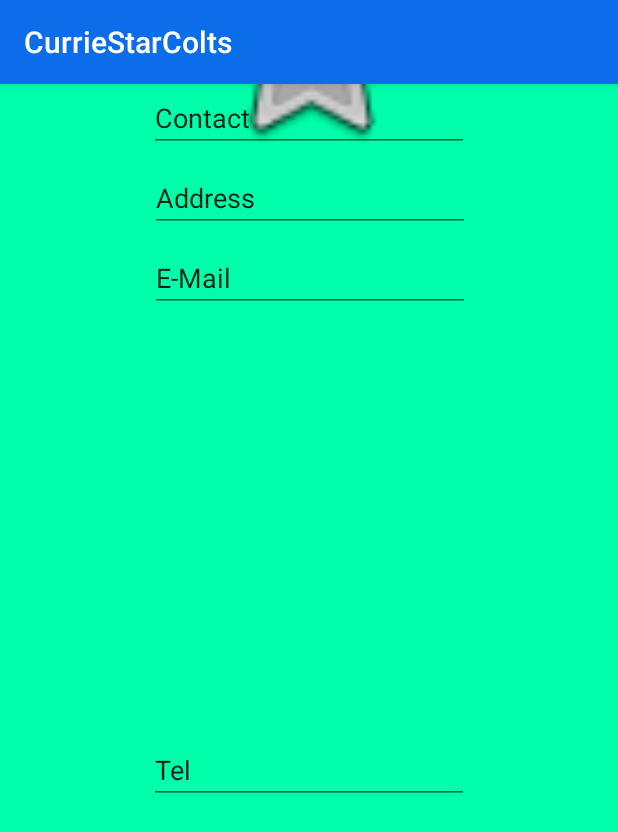
After one commit to Gdoran1/Android_project, an Android app: the ProfileActivity screen opened directly, with no data from a screen before it, on a phone screen of 412 x 824 dp. The commit adds this screen. Shown: the top 832 px of the screen. Run offline under Robolectric (Android 15) with nearby library versions, the phone set to English and light mode, and no system bars.

Commit message:
profile pages started

```diff
--- a/app/src/main/AndroidManifest.xml
+++ b/app/src/main/AndroidManifest.xml
@@ -2,9 +2,7 @@
 <manifest xmlns:android="http://schemas.android.com/apk/res/android"
     package="com.example.graemedoran.curriestarcolts">
 
-
-    <!--<uses-permission android:name="android.permission.ACCESS_FINE_LOCATION" />-->
-
+    <!-- <uses-permission android:name="android.permission.ACCESS_FINE_LOCATION" /> -->
     <application
         android:allowBackup="true"
         android:icon="@mipmap/ic_launcher"
@@ -21,6 +19,7 @@
             </intent-filter>
         </activity>
         <activity android:name=".Controllers.SquadActivity" />
+        <activity android:name=".Controllers.ProfileActivity"></activity>
     </application>
 
 </manifest>
--- a/app/src/main/java/com/example/graemedoran/curriestarcolts/Controllers/CurriestarAdaptor.java
+++ b/app/src/main/java/com/example/graemedoran/curriestarcolts/Controllers/CurrieStarAdaptor.java
@@ -16,10 +16,10 @@ import java.util.ArrayList;
  * Created by graemedoran on 21/11/2017.
  */
 
-public class CurriestarAdaptor extends ArrayAdapter<Player> {
+public class CurrieStarAdaptor extends ArrayAdapter<Player> {
 
 
-    public CurriestarAdaptor(Context context, ArrayList<Player> squads) {
+    public CurrieStarAdaptor(Context context, ArrayList<Player> squads) {
         super(context, 0, squads);
     }
 
--- /dev/null
+++ b/app/src/main/java/com/example/graemedoran/curriestarcolts/Controllers/ProfileActivity.java
@@ -0,0 +1,16 @@
+package com.example.graemedoran.curriestarcolts.Controllers;
+
+import android.os.Bundle;
+import android.support.v7.app.AppCompatActivity;
+
+import com.example.graemedoran.curriestarcolts.R;
+
+public class ProfileActivity extends AppCompatActivity {
+
+    @Override
+    protected void onCreate(Bundle savedInstanceState) {
+        super.onCreate(savedInstanceState);
+        setContentView(R.layout.activity_profile);
+
+    }
+}
--- /dev/null
+++ b/app/src/main/res/layout/activity_profile.xml
@@ -0,0 +1,98 @@
+<?xml version="1.0" encoding="utf-8"?>
+<android.support.constraint.ConstraintLayout xmlns:android="http://schemas.android.com/apk/res/android"
+    xmlns:app="http://schemas.android.com/apk/res-auto"
+    xmlns:tools="http://schemas.android.com/tools"
+    android:layout_width="match_parent"
+    android:layout_height="match_parent"
+    tools:context="com.example.graemedoran.curriestarcolts.Controllers.ProfileActivity"
+    android:background="#00ffaa">
+
+    <EditText
+        android:id="@+id/editText_name"
+        android:layout_width="wrap_content"
+        android:layout_height="wrap_content"
+        android:layout_marginBottom="8dp"
+        android:layout_marginEnd="8dp"
+        android:layout_marginStart="8dp"
+        android:ems="10"
+        android:inputType="textPersonName"
+        android:text="Name"
+        app:layout_constraintBottom_toTopOf="@+id/editText_contact"
+        app:layout_constraintEnd_toEndOf="parent"
+        app:layout_constraintHorizontal_bias="0.503"
+        app:layout_constraintStart_toStartOf="parent" />
+
+    <EditText
+        android:id="@+id/editText_address"
+        android:layout_width="wrap_content"
+        android:layout_height="wrap_content"
+        android:layout_marginEnd="8dp"
+        android:layout_marginStart="8dp"
+        android:layout_marginTop="8dp"
+        android:ems="10"
+        android:inputType="textPostalAddress"
+        android:text="Address"
+        app:layout_constraintEnd_toEndOf="parent"
+        app:layout_constraintHorizontal_bias="0.503"
+        app:layout_constraintStart_toStartOf="parent"
+        app:layout_constraintTop_toBottomOf="@+id/editText_contact" />
+
+    <EditText
+        android:id="@+id/editText_email"
+        android:layout_width="wrap_content"
+        android:layout_height="wrap_content"
+        android:layout_marginEnd="8dp"
+        android:layout_marginStart="8dp"
+        android:layout_marginTop="8dp"
+        android:ems="10"
+        android:inputType="textEmailAddress"
+        android:text="E-Mail"
+        app:layout_constraintEnd_toEndOf="parent"
+        app:layout_constraintHorizontal_bias="0.503"
+        app:layout_constraintStart_toStartOf="parent"
+        app:layout_constraintTop_toBottomOf="@+id/editText_address" />
+
+    <EditText
+        android:id="@+id/editText_tel"
+        android:layout_width="wrap_content"
+        android:layout_height="39dp"
+        android:layout_marginBottom="8dp"
+        android:layout_marginEnd="8dp"
+        android:layout_marginStart="8dp"
+        android:layout_marginTop="8dp"
+        android:ems="10"
+        android:inputType="phone"
+        android:text="Tel"
+        app:layout_constraintBottom_toBottomOf="parent"
+        app:layout_constraintEnd_toEndOf="parent"
+        app:layout_constraintStart_toStartOf="parent"
+        app:layout_constraintTop_toBottomOf="@+id/editText_email" />
+
+    <EditText
+        android:id="@+id/editText_contact"
+        android:layout_width="wrap_content"
+        android:layout_height="wrap_content"
+        android:layout_marginEnd="8dp"
+        android:layout_marginStart="8dp"
+        android:ems="10"
+        android:inputType="textPersonName"
+        android:text="Contact"
+        app:layout_constraintEnd_toEndOf="parent"
+        app:layout_constraintStart_toStartOf="parent"
+        tools:layout_editor_absoluteY="246dp" />
+
+    <ImageView
+        android:id="@+id/image_player"
+        android:layout_width="150dp"
+        android:layout_height="150dp"
+        android:layout_marginBottom="8dp"
+        android:layout_marginEnd="8dp"
+        android:layout_marginStart="8dp"
+        android:layout_marginTop="8dp"
+        app:layout_constraintBottom_toTopOf="@+id/editText_name"
+        app:layout_constraintEnd_toEndOf="parent"
+        app:layout_constraintStart_toStartOf="parent"
+        app:layout_constraintTop_toTopOf="parent"
+        app:srcCompat="@android:drawable/btn_star" />
+
+</android.support.constraint.ConstraintLayout>
--- a/app/src/main/res/values/colors.xml
+++ b/app/src/main/res/values/colors.xml
@@ -1,6 +1,6 @@
 <?xml version="1.0" encoding="utf-8"?>
 <resources>
-    <color name="colorPrimary">#1430e3</color>
-    <color name="colorPrimaryDark">#1430e3</color>
-    <color name="colorAccent">#ff0000</color>
+    <color name="colorPrimary">#0c6deb</color>
+    <color name="colorPrimaryDark">#1414e3</color>
+    <color name="colorAccent">#42fb04</color>
 </resources>
--- a/app/src/main/res/values/strings.xml
+++ b/app/src/main/res/values/strings.xml
@@ -5,4 +5,8 @@
     <string name="title_activity_maps">Map</string>
     <string name="About">About</string>
     <string name="Message">This app was designed by Graeme Doran as part of his Software Development Course</string>
+    <string name="addButton">ADD</string>
+    <string name="editButton">EDIT</string>
+    <string name="deleteButton">DELETE</string>
+    <string name="squad_button">TEAM</string>
 </resources>
```
Also changed, not shown: app/src/main/java/com/example/graemedoran/curriestarcolts/Controllers/MainActivity.java (+8 -8 lines), app/src/main/java/com/example/graemedoran/curriestarcolts/Controllers/SquadActivity.java (+27 -0 lines), app/src/main/res/layout/activity_about.xml (+10 -7 lines), app/src/main/res/layout/activity_main.xml (+6 -4 lines), app/src/main/res/layout/activity_squad.xml (+52 -4 lines), app/src/main/res/layout/squad_item.xml (+19 -14 lines).
